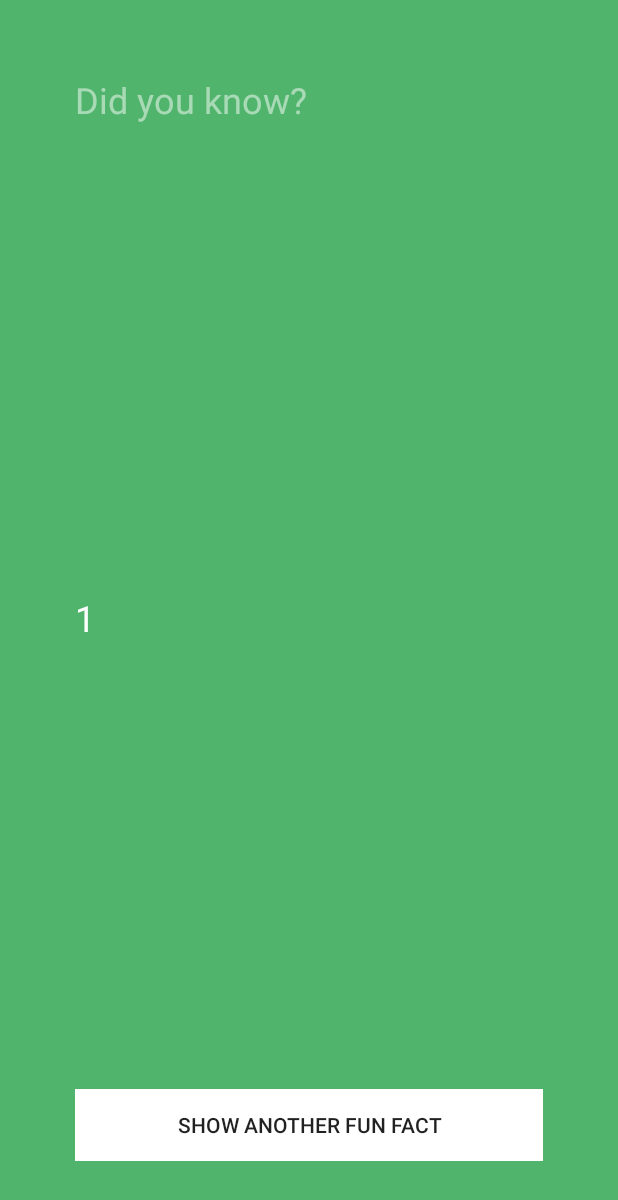
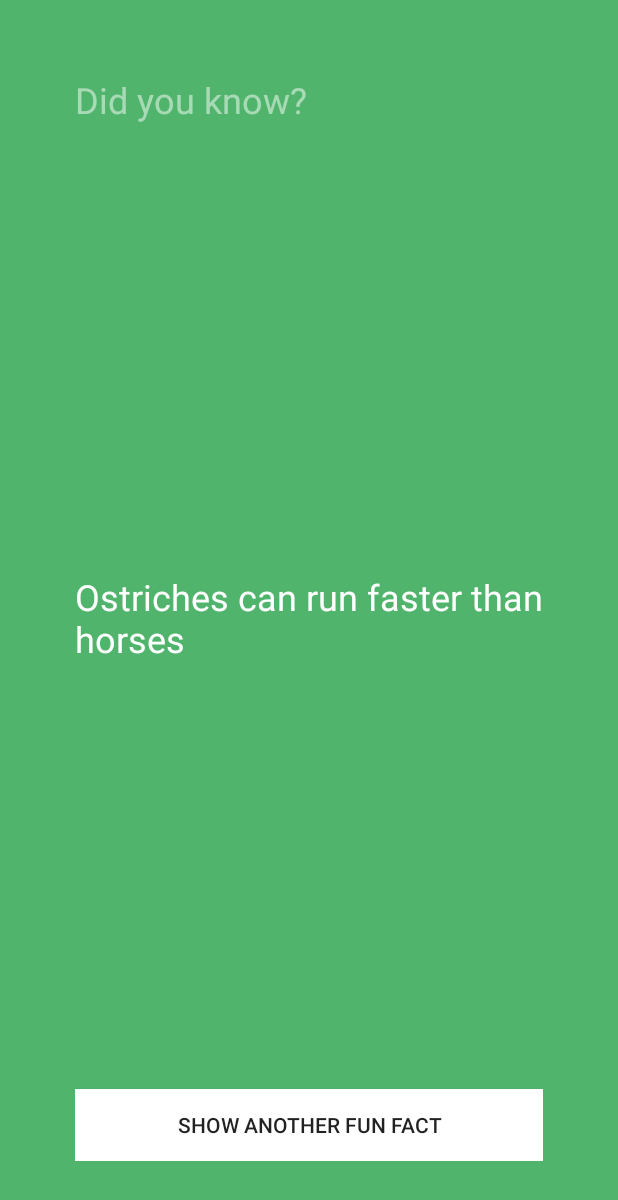
Before and after one commit to pcorletto/FunFactsApp, an Android app: the screen it shows after launch (FunFactsActivity), after a tap on "SHOW ANOTHER FUN FACT", on a phone screen of 412 x 824 dp. Shown: the top 1200 px of the screen. Run offline under Robolectric (Android 15) with nearby library versions, the phone set to English and light mode, and no system bars.

Commit message:
After incorporating fun fact strings to random number with if else statements

```diff
--- a/app/src/main/java/com/example/android/funfacts/FunFactsActivity.java
+++ b/app/src/main/java/com/example/android/funfacts/FunFactsActivity.java
@@ -32,7 +32,35 @@ public class FunFactsActivity extends ActionBarActivity {
 
                 // We'll make our app only have 3 random facts
 
-                fact = randomNumber + "";
+                /* Convert our random number to a text fact
+
+                *0 = Ants stretch when they wake up in the morning
+                *1 = Ostriches can run faster than horses
+                *2 = Olympic gold medals are actually made mostly of silver
+
+                */
+
+                // If randomNumber = 0
+                if(randomNumber == 0){
+                    // set fact = ants fact
+                    fact = "Ants stretch when they wake up in the morning";
+                }
+
+                // Else If randomNumber = 1
+                else if(randomNumber == 1){
+                    // set fact = ostriches fact
+                    fact = "Ostriches can run faster than horses";
+                }
+
+                // If randomNumber = 2
+                else if(randomNumber == 2){
+                    // set fact = olympic medal fact
+                    fact = "Olympic gold medals are actually made mostly of silver";
+                }
+
+                else {
+                    fact = "Sorry, there was an error";
+                }
 
             // Update the label with our dynamic fact
             factLabel.setText(fact);
```
